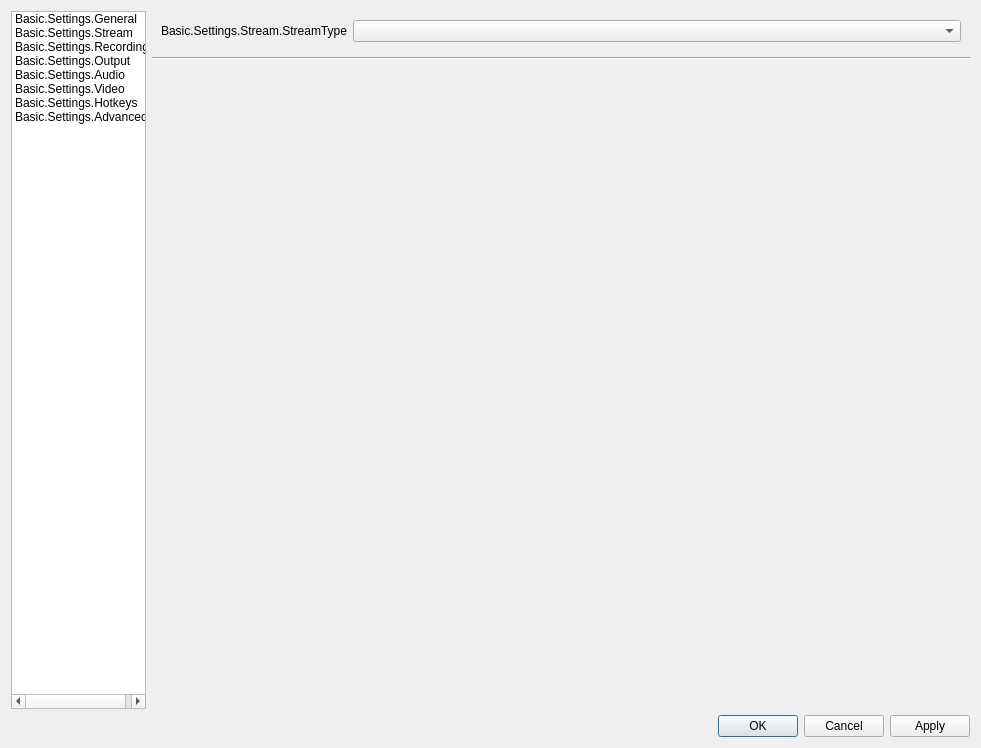
First picture: the form in UI/forms/OBSBasicSettings.ui, repository Winding6636/obs_mod, before the edit.
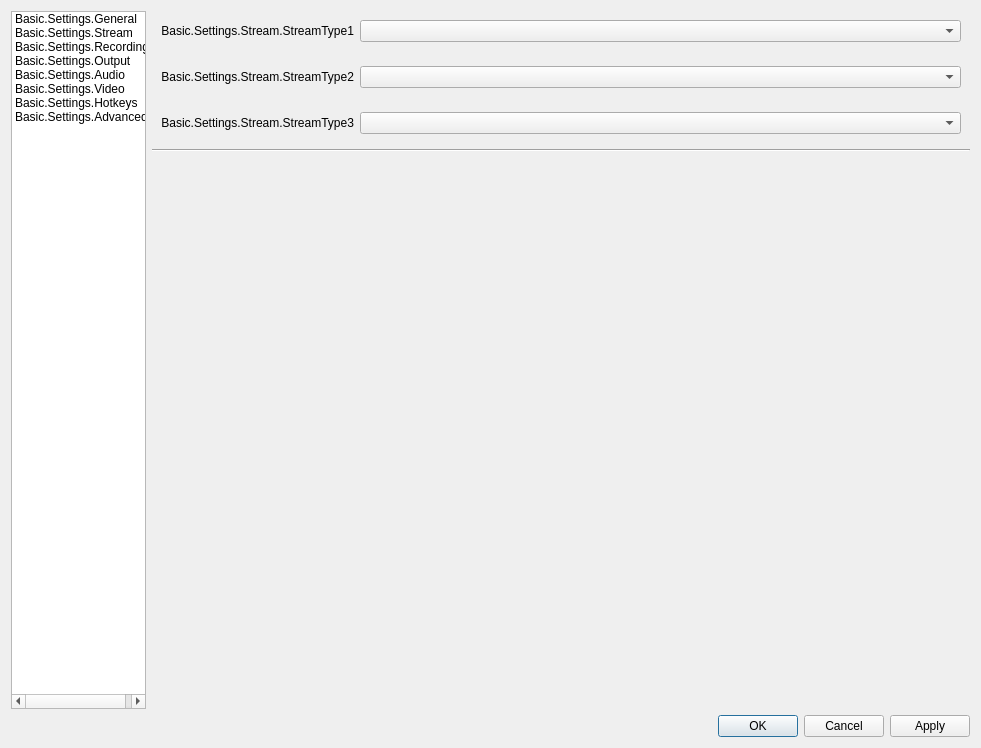
Second picture: the form after the edit. The open tabs and pages were chosen to show the change. Icons and pictures are not drawn.

```diff
--- a/UI/forms/OBSBasicSettings.ui
+++ b/UI/forms/OBSBasicSettings.ui
@@ -687,7 +687,7 @@
                      </size>
                     </property>
                     <property name="text">
-                     <string>Basic.Settings.Stream.StreamType</string>
+                     <string>Basic.Settings.Stream.StreamType1</string>
                     </property>
                     <property name="alignment">
                      <set>Qt::AlignRight|Qt::AlignTrailing|Qt::AlignVCenter</set>
@@ -698,7 +698,69 @@
                    </widget>
                   </item>
                   <item row="0" column="1">
-                   <widget class="QComboBox" name="streamType"/>
+                   <widget class="QComboBox" name="streamType1"/>
+                  </item>
+                 </layout>
+                </widget>
+               </item>
+               <item>
+                <widget class="QWidget" name="widget_66" native="true">
+                 <layout class="QFormLayout" name="formLayout_88">
+                  <property name="fieldGrowthPolicy">
+                   <enum>QFormLayout::AllNonFixedFieldsGrow</enum>
+                  </property>
+                  <item row="0" column="0">
+                   <widget class="QLabel" name="label_211">
+                    <property name="minimumSize">
+                     <size>
+                      <width>170</width>
+                      <height>0</height>
+                     </size>
+                    </property>
+                    <property name="text">
+                     <string>Basic.Settings.Stream.StreamType2</string>
+                    </property>
+                    <property name="alignment">
+                     <set>Qt::AlignRight|Qt::AlignTrailing|Qt::AlignVCenter</set>
+                    </property>
+                    <property name="buddy">
+                     <cstring>streamType2</cstring>
+                    </property>
+                   </widget>
+                  </item>
+                  <item row="0" column="1">
+                   <widget class="QComboBox" name="streamType2"/>
+                  </item>
+                 </layout>
+                </widget>
+               </item>
+               <item>
+                <widget class="QWidget" name="widget_67" native="true">
+                 <layout class="QFormLayout" name="formLayout_89">
+                  <property name="fieldGrowthPolicy">
+                   <enum>QFormLayout::AllNonFixedFieldsGrow</enum>
+                  </property>
+                  <item row="0" column="0">
+                   <widget class="QLabel" name="label_212">
+                    <property name="minimumSize">
+                     <size>
+                      <width>170</width>
+                      <height>0</height>
+                     </size>
+                    </property>
+                    <property name="text">
+                     <string>Basic.Settings.Stream.StreamType3</string>
+                    </property>
+                    <property name="alignment">
+                     <set>Qt::AlignRight|Qt::AlignTrailing|Qt::AlignVCenter</set>
+                    </property>
+                    <property name="buddy">
+                     <cstring>streamType3</cstring>
+                    </property>
+                   </widget>
+                  </item>
+                  <item row="0" column="1">
+                   <widget class="QComboBox" name="streamType3"/>
                   </item>
                  </layout>
                 </widget>
```
Left out of the diff: 6 changed lines with no effect on the pictures.
